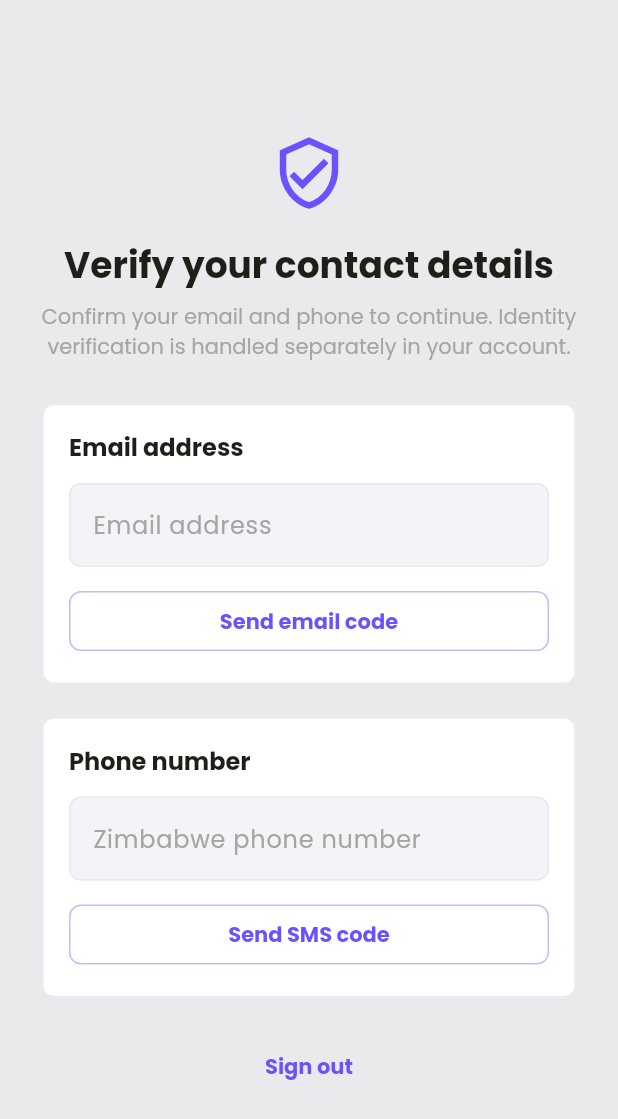
After one commit to allanasy44/property24, a Flutter app: the ContactVerificationScreen screen opened directly, on a phone screen of 412 x 824 dp. The commit adds this screen. Shown: the top 1119 px of the screen. Run offline on Flutter 3.47's test engine with Material 3 defaults, Android fonts, the phone set to English and light mode, and no system bars; our stand-ins replace cached_network_image, flutter_map, flutter_svg, go_router, google_fonts, google_sign_in and 4 more; missing offline and left inert: dart:html, flutter_webrtc, google_sign_in_platform_interface, google_sign_in_web, record; accounts and stored records are empty; network calls fail.

Commit message:
Adding twilio flow

```diff
--- /dev/null
+++ b/lib/screens/contact_verification_screen.dart
@@ -0,0 +1,307 @@
+import 'package:flutter/material.dart';
+import 'package:go_router/go_router.dart';
+import 'package:provider/provider.dart';
+
+import '../routes/app_routes.dart';
+import '../services/property24_api.dart';
+import '../state/property24_state.dart';
+import '../theme/app_theme.dart';
+
+class ContactVerificationScreen extends StatefulWidget {
+  const ContactVerificationScreen({super.key});
+
+  @override
+  State<ContactVerificationScreen> createState() =>
+      _ContactVerificationScreenState();
+}
+
+class _ContactVerificationScreenState extends State<ContactVerificationScreen> {
+  final _email = TextEditingController();
+  final _emailCode = TextEditingController();
+  final _phone = TextEditingController();
+  final _phoneCode = TextEditingController();
+  String? _emailChallengeId;
+  String? _phoneChallengeId;
+  String? _error;
+  bool _busy = false;
+
+  @override
+  void didChangeDependencies() {
+    super.didChangeDependencies();
+    final user = context.read<Property24State>().user;
+    if (user != null) {
+      if (_email.text.isEmpty) _email.text = user.email;
+      if (_phone.text.isEmpty) _phone.text = user.phone;
+    }
+  }
+
+  @override
+  void dispose() {
+    _email.dispose();
+    _emailCode.dispose();
+    _phone.dispose();
+    _phoneCode.dispose();
+    super.dispose();
+  }
+
+  @override
+  Widget build(BuildContext context) {
+    final state = context.watch<Property24State>();
+    final user = state.user;
+    if (user == null) {
+      return const Scaffold(
+        body: Center(child: Text('Sign in to verify your account.')),
+      );
+    }
+    if (user.emailVerified && user.phoneVerified) {
+      return Scaffold(
+        backgroundColor: AppTheme.bg,
+        body: Center(
+          child: FilledButton(
+            onPressed: () => context.go(AppRoutes.homeScreen),
+            child: const Text('Continue to Property24'),
+          ),
+        ),
+      );
+    }
+
+    return Scaffold(
+      backgroundColor: AppTheme.bg,
+      body: SafeArea(
+        child: Center(
+          child: ConstrainedBox(
+            constraints: const BoxConstraints(maxWidth: 560),
+            child: SingleChildScrollView(
+              padding: const EdgeInsets.all(24),
+              child: Column(
+                crossAxisAlignment: CrossAxisAlignment.stretch,
+                children: [
+                  const Icon(
+                    Icons.verified_user_outlined,
+                    color: AppTheme.accent,
+                    size: 52,
+                  ),
+                  const SizedBox(height: 18),
+                  Text(
+                    'Verify your contact details',
+                    textAlign: TextAlign.center,
+                    style: TextStyle(
+                      color: AppTheme.textPrimary,
+                      fontSize: 24,
+                      fontWeight: FontWeight.w700,
+                    ),
+                  ),
+                  const SizedBox(height: 8),
+                  Text(
+                    'Confirm your email and phone to continue. Identity verification is handled separately in your account.',
+                    textAlign: TextAlign.center,
+                    style: TextStyle(color: AppTheme.textMuted, height: 1.4),
+                  ),
+                  const SizedBox(height: 24),
+                  if (!user.emailVerified)
+                    _verificationCard(
+                      title: 'Email address',
+                      controller: _email,
+                      codeController: _emailCode,
+                      challengeId: _emailChallengeId,
+                      inputType: TextInputType.emailAddress,
+                      inputLabel: 'Email address',
+                      codeLabel: 'Email code',
+                      requestLabel: _emailChallengeId == null
+                          ? 'Send email code'
+                          : 'Resend email code',
+                      onRequest: _requestEmailCode,
+                      onVerify: _verifyEmailCode,
+                    )
+                  else
+                    _statusCard('Email address', user.email),
+                  const SizedBox(height: 14),
+                  if (!user.phoneVerified)
+                    _verificationCard(
+                      title: 'Phone number',
+                      controller: _phone,
+                      codeController: _phoneCode,
+                      challengeId: _phoneChallengeId,
+                      inputType: TextInputType.phone,
+                      inputLabel: 'Zimbabwe phone number',
+                      codeLabel: 'SMS code',
+                      requestLabel: _phoneChallengeId == null
+                          ? 'Send SMS code'
+                          : 'Resend SMS code',
+                      onRequest: _requestPhoneCode,
+                      onVerify: _verifyPhoneCode,
+                      phoneLocked: user.phone.trim().isNotEmpty,
+                    )
+                  else
+                    _statusCard('Phone number', user.phone),
+                  if (_error != null) ...[
+                    const SizedBox(height: 16),
+                    Text(
+                      _error!,
+                      textAlign: TextAlign.center,
+                      style: const TextStyle(color: AppTheme.accent),
+                    ),
+                  ],
+                  const SizedBox(height: 18),
+                  TextButton(
+                    onPressed: _busy
+                        ? null
+                        : () async {
+                            await context.read<Property24State>().signOut();
+                            if (context.mounted) {
+                              context.go(AppRoutes.initial);
+                            }
+                          },
+                    child: const Text('Sign out'),
+                  ),
+                ],
+              ),
+            ),
+          ),
+        ),
+      ),
+    );
+  }
+
+  Widget _statusCard(String title, String value) {
+    return Card(
+      color: AppTheme.bgCard,
+      child: ListTile(
+        leading: const Icon(Icons.check_circle, color: AppTheme.accentTeal),
+        title: Text(title, style: TextStyle(color: AppTheme.textPrimary)),
+        subtitle: Text(value, style: TextStyle(color: AppTheme.textMuted)),
+        trailing: const Text('Verified'),
+      ),
+    );
+  }
+
+  Widget _verificationCard({
+    required String title,
+    required TextEditingController controller,
+    required TextEditingController codeController,
+    required String? challengeId,
+    required TextInputType inputType,
+    required String inputLabel,
+    required String codeLabel,
+    required String requestLabel,
+    required Future<void> Function() onRequest,
+    required Future<void> Function() onVerify,
+    bool phoneLocked = false,
+  }) {
+    return Card(
+      color: AppTheme.bgCard,
+      child: Padding(
+        padding: const EdgeInsets.all(18),
+        child: Column(
+          crossAxisAlignment: CrossAxisAlignment.stretch,
+          children: [
+            Text(
+              title,
+              style: TextStyle(
+                color: AppTheme.textPrimary,
+                fontSize: 16,
+                fontWeight: FontWeight.w700,
+              ),
+            ),
+            const SizedBox(height: 12),
+            TextField(
+              controller: controller,
+              enabled: !_busy && !phoneLocked,
+              keyboardType: inputType,
+              style: TextStyle(color: AppTheme.textPrimary),
+              decoration: InputDecoration(
+                labelText: inputLabel,
+                border: const OutlineInputBorder(),
+              ),
+            ),
+            if (challengeId != null) ...[
+              const SizedBox(height: 10),
+              TextField(
+                controller: codeController,
+                enabled: !_busy,
+                keyboardType: TextInputType.number,
+                style: TextStyle(color: AppTheme.textPrimary),
+                decoration: InputDecoration(
+                  labelText: codeLabel,
+                  border: const OutlineInputBorder(),
+                ),
+              ),
+            ],
+            const SizedBox(height: 12),
+            OutlinedButton(
+              onPressed: _busy ? null : onRequest,
+              child: Text(requestLabel),
+            ),
+            if (challengeId != null)
+              FilledButton(
+                onPressed: _busy ? null : onVerify,
+                child: const Text('Verify code'),
+              ),
+          ],
+        ),
+      ),
+    );
+  }
+
+  Future<void> _requestEmailCode() async {
+    final email = _email.text.trim();
+    if (email.isEmpty) {
+      setState(() => _error = 'Enter your email address.');
+      return;
+    }
+    await _run(() async {
+      _emailChallengeId = await context
+          .read<Property24State>()
+          .requestEmailVerification(email: email);
+    });
+  }
+
+  Future<void> _verifyEmailCode() async {
+    final challengeId = _emailChallengeId;
+    if (challengeId == null) return;
+    await _run(
+      () => context.read<Property24State>().verifyEmail(
+        challengeId,
+        _emailCode.text.trim(),
+      ),
+    );
+  }
+
+  Future<void> _requestPhoneCode() async {
+    final phone = _phone.text.trim();
+    if (phone.isEmpty) {
+      setState(() => _error = 'Enter your Zimbabwe phone number.');
+      return;
+    }
+    await _run(() async {
+      _phoneChallengeId = await context
+          .read<Property24State>()
+          .requestPhoneVerification(phone: phone);
+    });
+  }
+
+  Future<void> _verifyPhoneCode() async {
+    final challengeId = _phoneChallengeId;
+    if (challengeId == null) return;
+    await _run(
+      () => context.read<Property24State>().verifyPhone(
+        challengeId,
+        _phoneCode.text.trim(),
+      ),
+    );
+  }
+
+  Future<void> _run(Future<void> Function() operation) async {
+    setState(() {
+      _busy = true;
+      _error = null;
+    });
+    try {
+      await operation();
+    } catch (exception) {
+      if (mounted) setState(() => _error = userFacingError(exception));
+    } finally {
+      if (mounted) setState(() => _busy = false);
+    }
+  }
+}
--- a/lib/services/property24_api.dart
+++ b/lib/services/property24_api.dart
@@ -383,6 +383,38 @@ class Property24Api {
       body: {'phone': phone},
     );
     return '${body['challenge_id']}';
+  }
+
+  Future<String> requestEmailVerification({
+    required String token,
+    required String email,
+  }) async {
+    final body = await _post(
+      'verifications/email-otp/',
+      token: token,
+      body: {'email': email},
+    );
+    return '${body['challenge_id']}';
+  }
+
+  Future<AuthSession> verifyEmail({
+    required String token,
+    required String challengeId,
+    required String code,
+  }) async {
+    final body = await _post(
+      'verifications/email-otp/verify/',
+      token: token,
+      body: {'challenge_id': challengeId, 'code': code},
+    );
+    return AuthSession(
+      token: token,
+      user: AccountUser.fromJson(
+        body['user'] as Map<String, dynamic>,
+        body['account'] as Map<String, dynamic>?,
+      ),
+      account: AccountContext.fromJson(body['account'] as Map<String, dynamic>),
+    );
   }
 
   Future<AuthSession> verifyPhone({
--- a/lib/state/property24_state.dart
+++ b/lib/state/property24_state.dart
@@ -711,6 +711,23 @@ class Property24State extends ChangeNotifier {
   Future<String> requestPhoneVerification({required String phone}) async {
     final activeToken = _requireToken();
     return _api.requestPhoneVerification(token: activeToken, phone: phone);
+  }
+
+  Future<String> requestEmailVerification({required String email}) async {
+    final activeToken = _requireToken();
+    return _api.requestEmailVerification(token: activeToken, email: email);
+  }
+
+  Future<void> verifyEmail(String challengeId, String code) async {
+    final activeToken = _requireToken();
+    final session = await _api.verifyEmail(
+      token: activeToken,
+      challengeId: challengeId,
+      code: code,
+    );
+    user = session.user;
+    account = session.account;
+    notifyListeners();
   }
 
   Future<void> verifyPhone(String challengeId, String code) async {
```
Also changed, not shown: lib/routes/app_routes.dart (+31 -8 lines), 2 other files.
